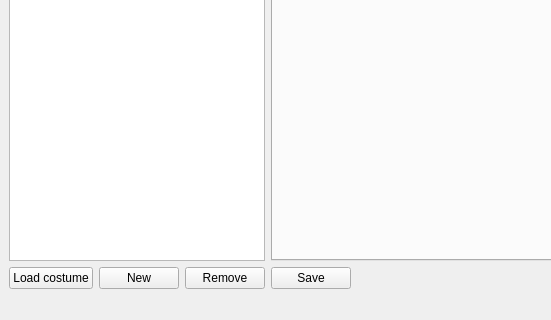
This is pc/master/mainwindow.ui in plule/pfe-costumes as Qt 5 draws it before an edit; both pictures show x 0 to 551 and y 420 to 740 of the 891 by 740 pixel window. The edited form follows.
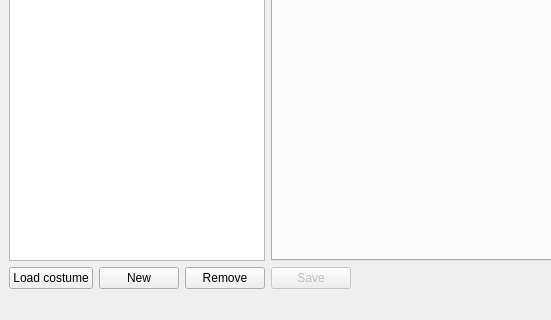
This is the edited form. Icons and pictures are not drawn. Custom widgets are drawn as their Qt base class.

Commit message: gray save button when not necessary

Patch:
```diff
--- a/pc/master/mainwindow.ui
+++ b/pc/master/mainwindow.ui
@@ -463,6 +463,9 @@
       </item>
       <item>
        <widget class="QPushButton" name="saveButton">
+        <property name="enabled">
+         <bool>false</bool>
+        </property>
         <property name="text">
          <string>Save</string>
         </property>
```
The commit also changes 4 other files.
